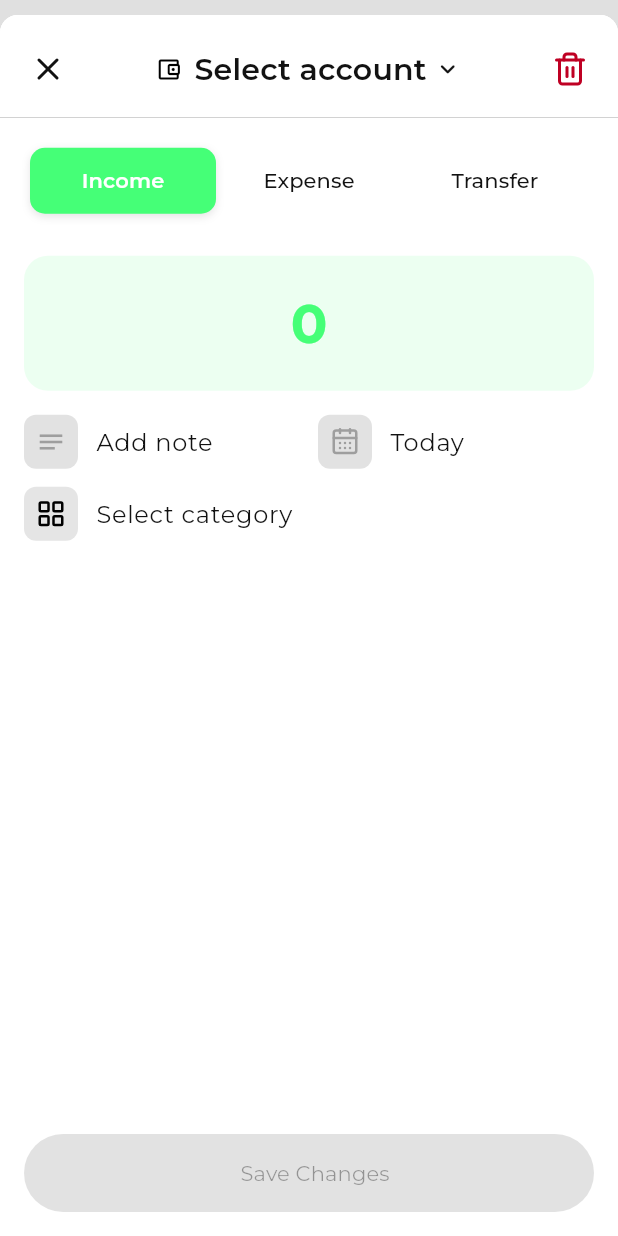
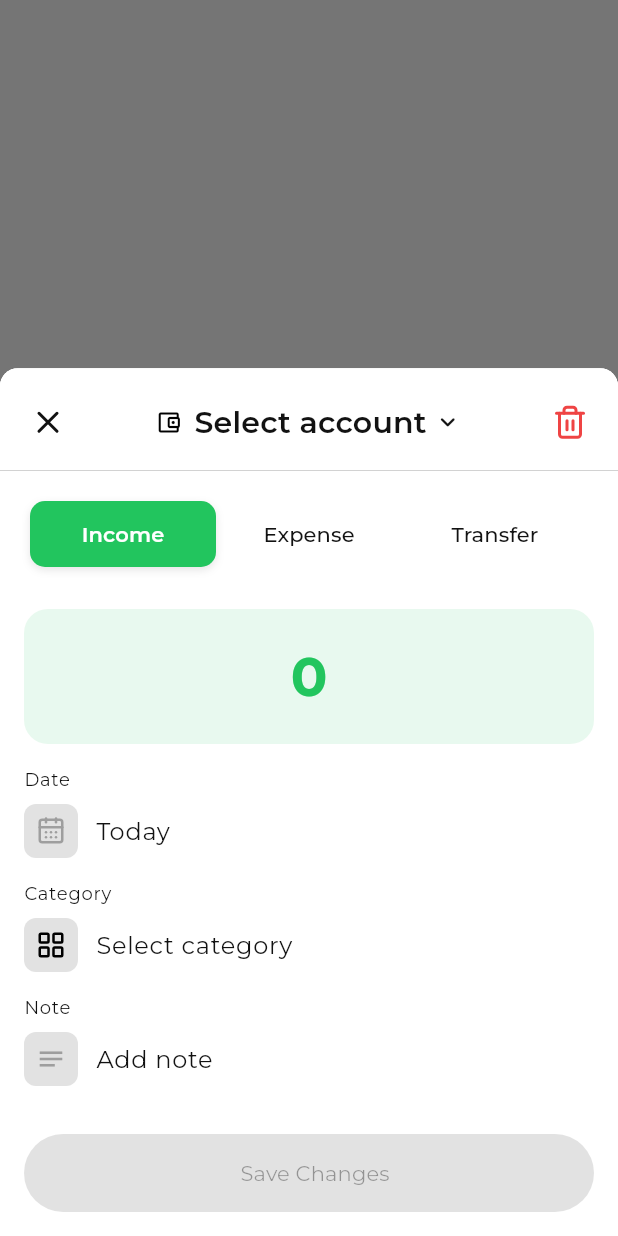
Before and after one commit to aslanDos/WiseBudget, a Flutter app: what showTransactionFormModal() shows on an empty page, opened directly with empty values, on a phone screen of 412 x 824 dp. Run offline on Flutter 3.47's test engine with Material 3 defaults, Android fonts, the phone set to English and light mode, and no system bars; our stand-ins replace dartz, equatable, flutter_bloc, get_it, go_router, lucide_icons_flutter and 3 more; missing offline and left inert: pie_menu; accounts and stored records are empty; generated files the repository leaves out were written again.

Commit message:
fix: change layout in transaction form + changed custom colors

```diff
--- a/lib/core/theme/app_colors.dart
+++ b/lib/core/theme/app_colors.dart
@@ -21,7 +21,7 @@ class AppColors {
   static const accent = Color(0xFF444444);
 
   // ===== Custom =====
-  static const green = Color.fromARGB(255, 69, 255, 119);
-  static const red = Color.fromARGB(255, 191, 0, 35);
-  static const blue = Color.fromARGB(255, 0, 0, 255);
+  static const green = Color(0xFF22C55E);
+  static const red = Color(0xFFEF4444);
+  static const blue = Color(0xFF3B82F6);
 }
--- a/lib/features/transaction/presentation/pages/transaction_form.dart
+++ b/lib/features/transaction/presentation/pages/transaction_form.dart
@@ -27,7 +27,8 @@ Future<bool?> showTransactionFormModal({
 }) {
   return showCupertinoModalBottomSheet<bool>(
     context: context,
-    expand: true,
+    expand: false,
+    barrierColor: Colors.black54,
     builder: (context) => TransactionForm(
       initialType: initialType,
       transaction: transaction,
@@ -92,6 +93,7 @@ class _TransactionFormState extends State<TransactionForm> {
         child: SafeArea(
           top: false,
           child: Column(
+            mainAxisSize: MainAxisSize.min,
             children: [
               _FormHeader(
                 isEditing: isEditing,
@@ -100,16 +102,15 @@ class _TransactionFormState extends State<TransactionForm> {
                     setState(() => _form.accountUuid = uuid),
                 onDelete: () => _showDeleteDialog(context),
               ),
-              Expanded(
-                child: SingleChildScrollView(
+              Padding(
                 padding: const EdgeInsets.all(16),
                 child: Column(
+                  mainAxisSize: MainAxisSize.min,
                   children: [
                     _buildTypeToggle(),
                     const SizedBox(height: 24),
                     _buildFormContent(),
                   ],
-                  ),
                 ),
               ),
               _buildSaveButton(),
--- a/lib/features/transaction/presentation/widgets/transaction_details_section.dart
+++ b/lib/features/transaction/presentation/widgets/transaction_details_section.dart
@@ -45,68 +45,89 @@ class TransactionDetailsSection extends StatelessWidget {
   @override
   Widget build(BuildContext context) {
     return Column(
+      crossAxisAlignment: CrossAxisAlignment.start,
       children: [
-        _NoteDateRow(
+        // Date
+        _LabeledField(
+          label: 'Date',
+          child: _DatePicker(
             date: date,
-          note: note,
             onDateSelected: onDateSelected,
-          onNoteChanged: onNoteChanged,
           ),
-        const SizedBox(height: 12),
+        ),
+        const SizedBox(height: 16),
+        // Category or To Account
         if (type == TransactionType.transfer)
-          _ToAccountPicker(
+          _LabeledField(
+            label: 'To account',
+            child: _ToAccountPicker(
               selectedAccount: selectedToAccount,
               accounts: availableToAccounts,
               onSelected: onToAccountSelected,
+            ),
           )
         else
-          _CategoryPicker(
+          _LabeledField(
+            label: 'Category',
+            child: _CategoryPicker(
               selectedCategory: selectedCategory,
               categories: categories,
               onSelected: onCategorySelected,
+            ),
+          ),
+        const SizedBox(height: 16),
+        // Note
+        _LabeledField(
+          label: 'Note',
+          child: _NoteField(
+            note: note,
+            onNoteChanged: onNoteChanged,
+          ),
         ),
       ],
     );
   }
 }
 
-class _NoteDateRow extends StatelessWidget {
-  final DateTime date;
-  final String note;
-  final ValueChanged<DateTime> onDateSelected;
-  final ValueChanged<String> onNoteChanged;
+class _LabeledField extends StatelessWidget {
+  final String label;
+  final Widget child;
 
-  const _NoteDateRow({
-    required this.date,
-    required this.note,
-    required this.onDateSelected,
-    required this.onNoteChanged,
+  const _LabeledField({
+    required this.label,
+    required this.child,
   });
 
   @override
   Widget build(BuildContext context) {
-    return Row(
+    final theme = Theme.of(context);
+    return Column(
+      crossAxisAlignment: CrossAxisAlignment.start,
       children: [
-        Expanded(child: _buildNoteField(context)),
-        const SizedBox(width: 12),
-        Expanded(child: _buildDatePicker(context)),
+        Text(
+          label,
+          style: theme.textTheme.labelMedium?.copyWith(
+            color: theme.colorScheme.onSurfaceVariant,
+          ),
+        ),
+        const SizedBox(height: 8),
+        child,
       ],
     );
   }
-
-  Widget _buildNoteField(BuildContext context) {
-    final colorScheme = Theme.of(context).colorScheme;
-    return PickerField(
-      icon: Icons.notes_outlined,
-      iconColor: colorScheme.secondary,
-      iconBackgroundColor: context.c.secondary.withValues(alpha: 0.3),
-      label: note.isEmpty ? 'Add note' : note,
-      showChevron: false,
-      onTap: () => _showNoteInput(context),
-    );
 }
 
-  Widget _buildDatePicker(BuildContext context) {
+class _DatePicker extends StatelessWidget {
+  final DateTime date;
+  final ValueChanged<DateTime> onDateSelected;
+
+  const _DatePicker({
+    required this.date,
+    required this.onDateSelected,
+  });
+
+  @override
+  Widget build(BuildContext context) {
     final colorScheme = Theme.of(context).colorScheme;
     return PickerField(
       icon: AppIcons.calendar,
@@ -138,6 +159,29 @@ class _NoteDateRow extends StatelessWidget {
       lastDate: DateTime.now().add(const Duration(days: 365)),
     );
     if (picked != null) onDateSelected(picked);
+  }
+}
+
+class _NoteField extends StatelessWidget {
+  final String note;
+  final ValueChanged<String> onNoteChanged;
+
+  const _NoteField({
+    required this.note,
+    required this.onNoteChanged,
+  });
+
+  @override
+  Widget build(BuildContext context) {
+    final colorScheme = Theme.of(context).colorScheme;
+    return PickerField(
+      icon: Icons.notes_outlined,
+      iconColor: colorScheme.secondary,
+      iconBackgroundColor: context.c.secondary.withValues(alpha: 0.3),
+      label: note.isEmpty ? 'Add note' : note,
+      showChevron: false,
+      onTap: () => _showNoteInput(context),
+    );
   }
 
   Future<void> _showNoteInput(BuildContext context) async {
@@ -177,7 +221,7 @@ class _CategoryPicker extends StatelessWidget {
           ? AppIcons.fromCode(selectedCategory!.iconCode)
           : AppIcons.grid,
       iconColor: color,
-      iconBackgroundColor: color.withAlpha(0x1A),
+      iconBackgroundColor: context.c.secondary.withValues(alpha: 0.3),
       label: selectedCategory?.name ?? 'Select category',
       showChevron: false,
       onTap: () => _showPicker(context),
@@ -245,7 +289,7 @@ class _ToAccountPicker extends StatelessWidget {
     return PickerField(
       icon: AppIcons.wallet,
       iconColor: colorScheme.tertiary,
-      iconBackgroundColor: colorScheme.tertiary.withAlpha(0x1A),
+      iconBackgroundColor: context.c.secondary.withValues(alpha: 0.3),
       label: selectedAccount?.name ?? 'Select destination',
       showChevron: false,
       onTap: () => _showPicker(context),
```
Lines whose indentation alone changed are shown as unchanged.
